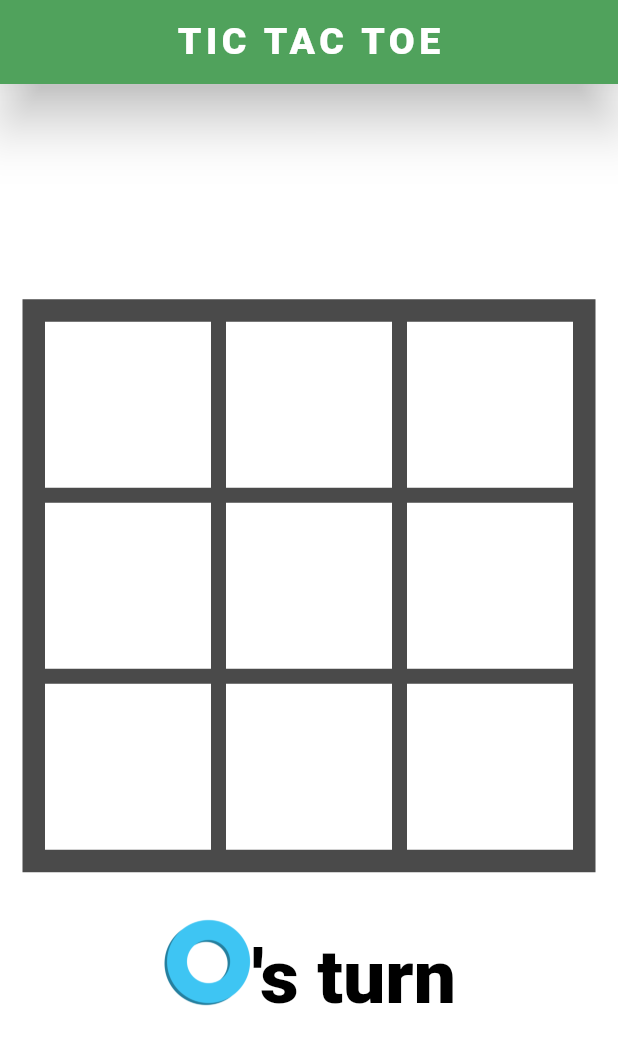
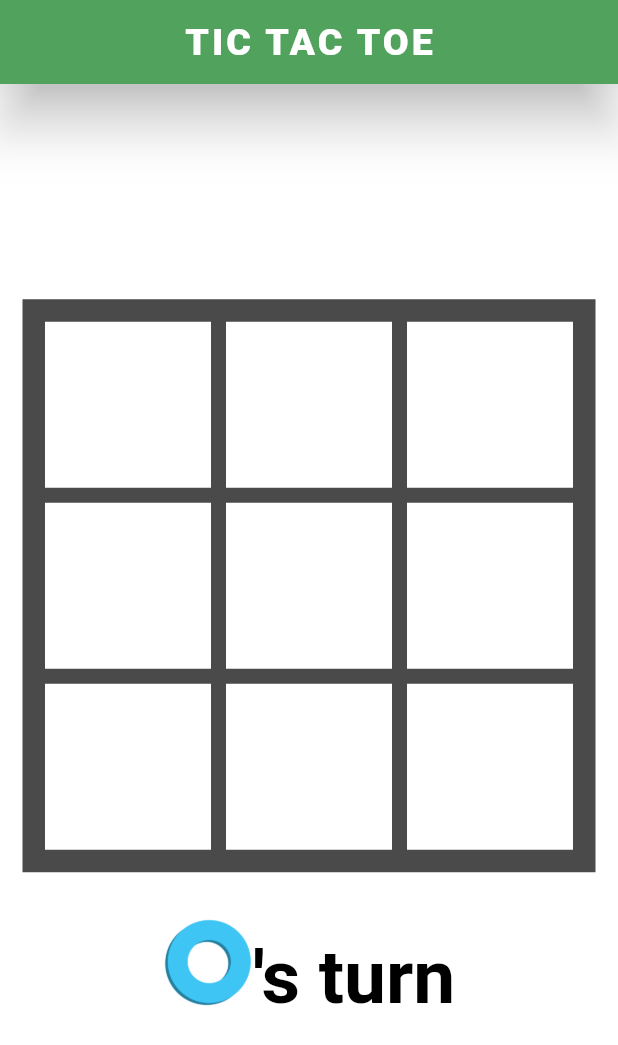
Before and after one commit to RUDisCOOL/tic_tac_toe, a Flutter app: the screen it shows after launch, on a phone screen of 412 x 824 dp. Shown: the top 1045 px of the screen. Run offline on Flutter 3.47's test engine with Material 3 defaults, Android fonts, the phone set to English and light mode, and no system bars; our stand-ins replace google_fonts.

Commit message:
Updated: UI

```diff
--- a/lib/home_page.dart
+++ b/lib/home_page.dart
@@ -1,5 +1,4 @@
 import 'package:flutter/material.dart';
-import 'package:google_fonts/google_fonts.dart';
 
 class HomePage extends StatefulWidget {
   const HomePage({super.key});
@@ -51,7 +50,7 @@ class _HomePageState extends State<HomePage> with WidgetsBindingObserver {
       context: context,
       builder: (BuildContext context) {
         return AlertDialog(
-          backgroundColor: Colors.white,
+          backgroundColor: const Color.fromARGB(255, 255, 255, 255),
           title: message,
           actions: [
             ElevatedButton(
@@ -111,13 +110,8 @@ class _HomePageState extends State<HomePage> with WidgetsBindingObserver {
       appBar: AppBar(
         elevation: 15,
         shadowColor: Colors.black,
-        title: Text(
+        title: const Text(
           'TIC TAC TOE',
-          style: GoogleFonts.varelaRound(
-            fontSize: 25,
-            fontWeight: FontWeight.w900,
-            letterSpacing: 3,
-          ),
         ),
         centerTitle: true,
         backgroundColor: Colors.green,
@@ -160,7 +154,7 @@ class _HomePageState extends State<HomePage> with WidgetsBindingObserver {
                                       const TextSpan(
                                         text: 'Player ',
                                         style: TextStyle(
-                                          fontSize: 16,
+                                          fontSize: 22,
                                           fontWeight: FontWeight.w500,
                                           color: Colors.black,
                                         ),
@@ -175,18 +169,17 @@ class _HomePageState extends State<HomePage> with WidgetsBindingObserver {
                                       const TextSpan(
                                         text: ' has ',
                                         style: TextStyle(
-                                          fontSize: 16,
+                                          fontSize: 22,
                                           fontWeight: FontWeight.w500,
                                           color: Colors.black,
                                         ),
                                       ),
                                       const TextSpan(
-                                        text: 'WON!',
+                                        text: 'Won!',
                                         style: TextStyle(
-                                          fontSize: 16,
-                                          fontWeight: FontWeight.w500,
-                                          color:
-                                              Color.fromARGB(255, 0, 230, 118),
+                                          fontSize: 22,
+                                          fontWeight: FontWeight.w600,
+                                          color: Colors.green,
                                         ),
                                       ),
                                     ],
@@ -201,16 +194,16 @@ class _HomePageState extends State<HomePage> with WidgetsBindingObserver {
                                   text: const TextSpan(
                                     text: 'It\'s a ',
                                     style: TextStyle(
-                                      fontSize: 16,
+                                      fontSize: 22,
                                       fontWeight: FontWeight.w500,
                                       color: Colors.black,
                                     ),
                                     children: [
                                       TextSpan(
-                                        text: 'DRAW!',
+                                        text: 'Draw!',
                                         style: TextStyle(
-                                          fontSize: 16,
-                                          fontWeight: FontWeight.w500,
+                                          fontSize: 22,
+                                          fontWeight: FontWeight.w600,
                                           color:
                                               Color.fromARGB(255, 255, 179, 0),
                                         ),
@@ -250,11 +243,11 @@ class _HomePageState extends State<HomePage> with WidgetsBindingObserver {
                       width: 60,
                     ),
                   ),
-                  TextSpan(
+                  const TextSpan(
                     text: '\'s turn',
-                    style: GoogleFonts.varelaRound(
+                    style: TextStyle(
                       fontSize: 50,
-                      fontWeight: FontWeight.w900,
+                      fontWeight: FontWeight.w700,
                       color: Colors.black,
                     ),
                   ),
--- a/lib/main.dart
+++ b/lib/main.dart
@@ -1,4 +1,5 @@
 import 'package:flutter/material.dart';
+import 'package:google_fonts/google_fonts.dart';
 import 'package:tic_tac_toe/home_page.dart';
 
 void main() {
@@ -13,11 +14,20 @@ class MainApp extends StatefulWidget {
 }
 
 class _MainAppState extends State<MainApp> {
-
   @override
   Widget build(BuildContext context) {
-    return const MaterialApp(
-      home: HomePage(),
+    return MaterialApp(
+      home: const HomePage(),
+      theme: ThemeData(
+        textTheme: GoogleFonts.robotoTextTheme(),
+        appBarTheme: const AppBarTheme(
+          titleTextStyle: TextStyle(
+            fontSize: 25,
+            fontWeight: FontWeight.w800,
+            letterSpacing: 2,
+          ),
+        ),
+      ),
     );
   }
 }
```
Also changed, not shown: pubspec.yaml (+3 -7 lines), fonts/Roboto-Black.ttf (added), fonts/Roboto-BlackItalic.ttf (added), fonts/Roboto-Bold.ttf (added), fonts/Roboto-BoldItalic.ttf (added), fonts/Roboto-Italic.ttf (added), fonts/Roboto-Light.ttf (added), fonts/Roboto-LightItalic.ttf (added), fonts/Roboto-Medium.ttf (added), fonts/Roboto-MediumItalic.ttf (added), fonts/Roboto-Regular.ttf (added), fonts/Roboto-Thin.ttf (added), fonts/Roboto-ThinItalic.ttf (added), fonts/VarelaRound-Regular.ttf (deleted).
